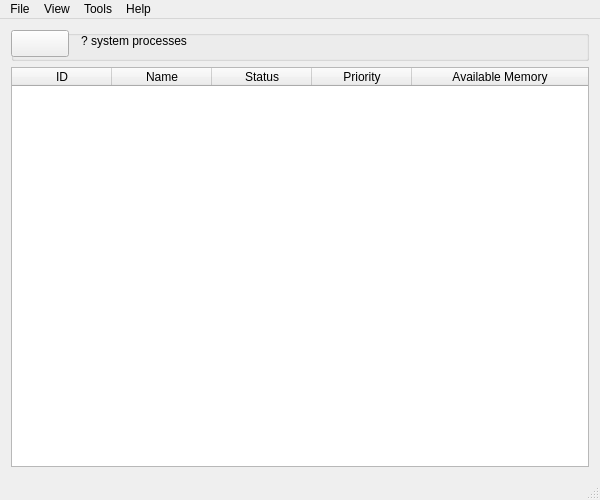
Old version of the form mainwindow.ui in the repository dutchgold92/TaskStalker.
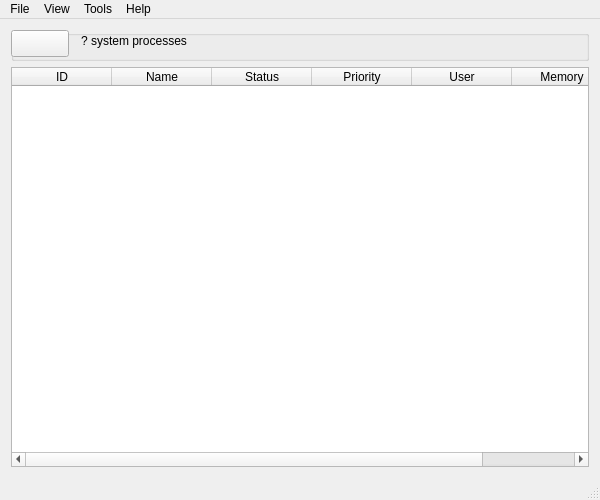
New version of the form. Icons and pictures are not drawn.

Patch:
```diff
--- a/mainwindow.ui
+++ b/mainwindow.ui
@@ -130,7 +130,7 @@
        <bool>true</bool>
       </property>
       <property name="columnCount">
-       <number>5</number>
+       <number>6</number>
       </property>
       <attribute name="horizontalHeaderVisible">
        <bool>true</bool>
@@ -172,7 +172,21 @@
       </column>
       <column>
        <property name="text">
-        <string>Available Memory</string>
+        <string>User</string>
+       </property>
+       <property name="toolTip">
+        <string>Username of the owner of the process.</string>
+       </property>
+      </column>
+      <column>
+       <property name="text">
+        <string>Memory</string>
+       </property>
+       <property name="toolTip">
+        <string>The sum of virtual memory allocated to the task. This memory may be shared.</string>
+       </property>
+       <property name="whatsThis">
+        <string/>
        </property>
       </column>
      </widget>
```
Left out of the diff: 12 changed lines with no effect on the pictures.
